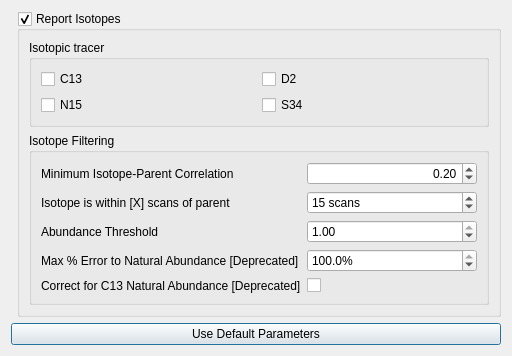
Old version of the form src/gui/mzroll/forms/isotopedialog.ui in the repository ElucidataInc/ElMaven.
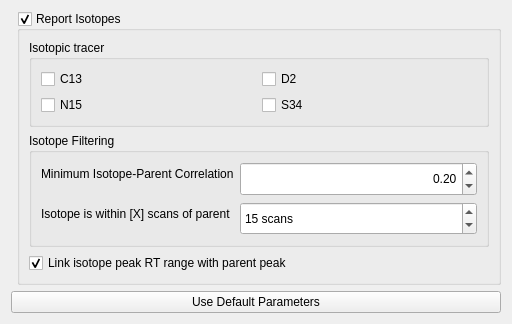
New version of the form.

Commit message:
[Ftr] Allow linking RT span of parent & isotope #1271
Retention time is wholly based on chemistry, so  isotopologues of
the same compound which are slightly different in mass but
chemically identical do elute during the exact same time window.
For this reason an additional setting (checkbox in IsotopeDialog
UI) has been added that, if checked, will mandate the integration
for isotopologues over the exact same RT range as the parent ion

What changed in the file:
```diff
--- a/src/gui/mzroll/forms/isotopedialog.ui
+++ b/src/gui/mzroll/forms/isotopedialog.ui
@@ -7,7 +7,7 @@
     <x>0</x>
     <y>0</y>
     <width>512</width>
-    <height>346</height>
+    <height>324</height>
    </rect>
   </property>
   <property name="windowTitle">
@@ -19,6 +19,9 @@
      <property name="text">
       <string>Use Default Parameters</string>
      </property>
+     <property name="autoDefault">
+      <bool>false</bool>
+     </property>
     </widget>
    </item>
    <item row="1" column="1">
@@ -143,72 +146,19 @@
            </property>
           </widget>
          </item>
-         <item row="2" column="0">
-          <widget class="QLabel" name="label_3">
-           <property name="text">
-            <string>Abundance Threshold</string>
-           </property>
-          </widget>
-         </item>
-         <item row="2" column="1">
-          <widget class="QDoubleSpinBox" name="doubleSpinBoxAbThresh">
-           <property name="sizePolicy">
-            <sizepolicy hsizetype="MinimumExpanding" vsizetype="MinimumExpanding">
-             <horstretch>0</horstretch>
-             <verstretch>0</verstretch>
-            </sizepolicy>
-           </property>
-           <property name="maximum">
-            <double>1.000000000000000</double>
-           </property>
-           <property name="singleStep">
-            <double>0.100000000000000</double>
-           </property>
-           <property name="value">
-            <double>1.000000000000000</double>
-           </property>
-          </widget>
-         </item>
-         <item row="3" column="0">
-          <widget class="QLabel" name="label_4">
-           <property name="text">
-            <string>Max % Error to Natural Abundance [Deprecated]</string>
-           </property>
-          </widget>
-         </item>
-         <item row="3" column="1">
-          <widget class="QDoubleSpinBox" name="maxNaturalAbundanceErr">
-           <property name="suffix">
-            <string>%</string>
-           </property>
-           <property name="decimals">
-            <number>1</number>
-           </property>
-           <property name="maximum">
-            <double>100.000000000000000</double>
-           </property>
-           <property name="value">
-            <double>100.000000000000000</double>
-           </property>
-          </widget>
-         </item>
-         <item row="4" column="0">
-          <widget class="QLabel" name="label_5">
-           <property name="text">
-            <string>Correct for C13 Natural Abundance [Deprecated]</string>
-           </property>
-          </widget>
-         </item>
-         <item row="4" column="1">
-          <widget class="QCheckBox" name="isotopeC13Correction">
-           <property name="text">
-            <string/>
-           </property>
-          </widget>
-         </item>
         </layout>
        </widget>
       </item>
+      <item>
+       <widget class="QCheckBox" name="linkIsotopeRtRange">
+        <property name="text">
+         <string>Link isotope peak RT range with parent peak</string>
+        </property>
+        <property name="checked">
+         <bool>true</bool>
+        </property>
+       </widget>
+      </item>
      </layout>
     </widget>
    </item>
```
The commit also changes 14 other files.
